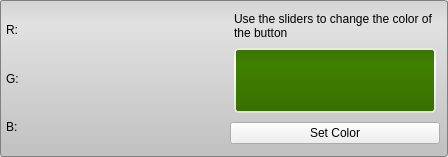
This is src/Interface/AppPreferences/ColorPickerWidget.ui in SCIInstitute/Seg3D as Qt 5 draws it before an edit. The edited form follows.
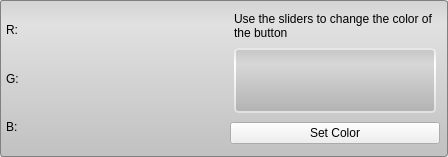
This is the edited form.

What changed in the file:
```diff
--- a/src/Interface/AppPreferences/ColorPickerWidget.ui
+++ b/src/Interface/AppPreferences/ColorPickerWidget.ui
@@ -21,7 +21,6 @@
   </property>
   <property name="styleSheet">
    <string notr="true">QWidget#color_sample_{
-  background-color: rgb(64, 128, 0);
   border: 2px solid white;
   border-radius: 4px;
 }
```
